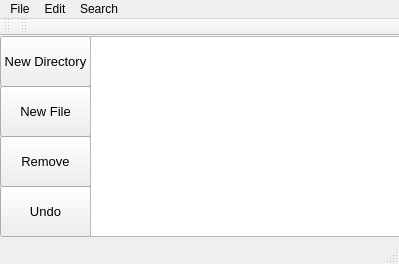
Old version of the form src/FileManager/mainwindow.ui in the repository jdcia/FileManager.
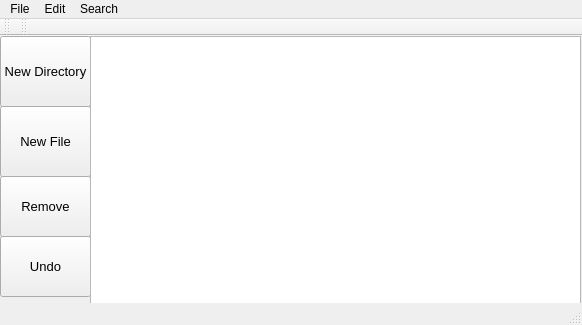
New version of the form.

What changed in the file:
```diff
--- a/src/FileManager/mainwindow.ui
+++ b/src/FileManager/mainwindow.ui
@@ -6,8 +6,8 @@
    <rect>
     <x>0</x>
     <y>0</y>
-    <width>399</width>
-    <height>264</height>
+    <width>582</width>
+    <height>325</height>
    </rect>
   </property>
   <property name="windowTitle">
@@ -20,7 +20,7 @@
       <x>0</x>
       <y>0</y>
       <width>91</width>
-      <height>51</height>
+      <height>71</height>
      </rect>
     </property>
     <property name="font">
@@ -36,9 +36,9 @@
     <property name="geometry">
      <rect>
       <x>0</x>
-      <y>50</y>
+      <y>70</y>
       <width>91</width>
-      <height>51</height>
+      <height>71</height>
      </rect>
     </property>
     <property name="font">
@@ -54,9 +54,9 @@
     <property name="geometry">
      <rect>
       <x>0</x>
-      <y>100</y>
+      <y>140</y>
       <width>91</width>
-      <height>51</height>
+      <height>61</height>
      </rect>
     </property>
     <property name="font">
@@ -72,9 +72,9 @@
     <property name="geometry">
      <rect>
       <x>0</x>
-      <y>150</y>
+      <y>200</y>
       <width>91</width>
-      <height>51</height>
+      <height>61</height>
      </rect>
     </property>
     <property name="font">
@@ -91,8 +91,8 @@
      <rect>
       <x>90</x>
       <y>0</y>
-      <width>311</width>
-      <height>201</height>
+      <width>491</width>
+      <height>271</height>
      </rect>
     </property>
    </widget>
@@ -102,7 +102,7 @@
     <rect>
      <x>0</x>
      <y>0</y>
-     <width>399</width>
+     <width>582</width>
      <height>22</height>
     </rect>
    </property>
```
